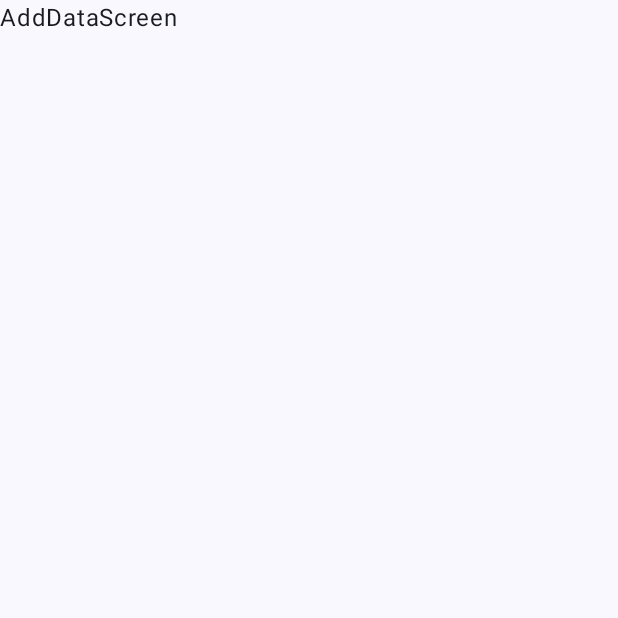
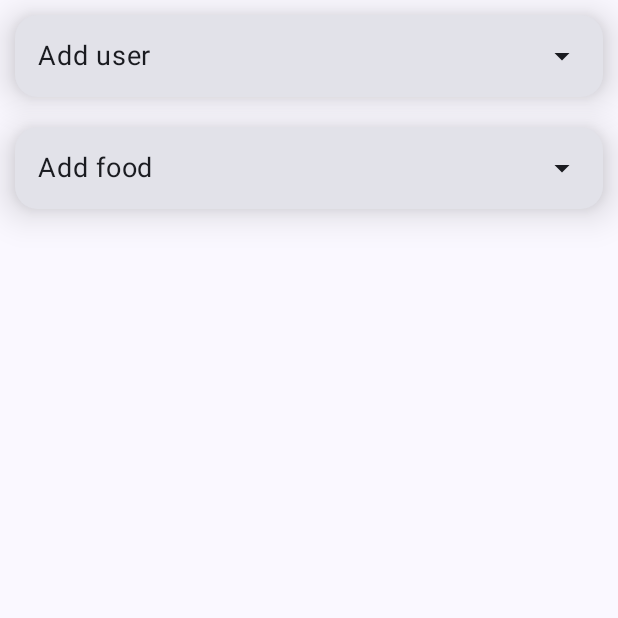
Before and after one commit to sali1290/AnikFood, an Android app built with Jetpack Compose: the AddDataScreen screen opened through its navigation route, on a phone screen of 412 x 824 dp, the top half of it. Before the commit the part shown is almost empty. Run offline under Robolectric (Android 15) with nearby library versions, the phone set to English and light mode, and no system bars; our stand-ins replace Dagger/Hilt's generated code.

Commit message:
Implement AddDataScreen

```diff
--- /dev/null
+++ b/app/src/main/java/com/sali/anikfood/app/component/AddDataCard.kt
@@ -0,0 +1,103 @@
+package com.sali.anikfood.app.component
+
+import androidx.compose.animation.AnimatedVisibility
+import androidx.compose.foundation.clickable
+import androidx.compose.foundation.layout.Arrangement
+import androidx.compose.foundation.layout.Box
+import androidx.compose.foundation.layout.Column
+import androidx.compose.foundation.layout.Row
+import androidx.compose.foundation.layout.Spacer
+import androidx.compose.foundation.layout.fillMaxWidth
+import androidx.compose.foundation.layout.height
+import androidx.compose.foundation.layout.padding
+import androidx.compose.foundation.shape.RoundedCornerShape
+import androidx.compose.material.icons.Icons
+import androidx.compose.material.icons.filled.ArrowDropDown
+import androidx.compose.material.icons.filled.KeyboardArrowUp
+import androidx.compose.material3.Button
+import androidx.compose.material3.Card
+import androidx.compose.material3.CardDefaults
+import androidx.compose.material3.Icon
+import androidx.compose.material3.OutlinedTextField
+import androidx.compose.material3.Text
+import androidx.compose.runtime.Composable
+import androidx.compose.runtime.getValue
+import androidx.compose.runtime.mutableStateOf
+import androidx.compose.runtime.remember
+import androidx.compose.runtime.setValue
+import androidx.compose.ui.Alignment
+import androidx.compose.ui.Modifier
+import androidx.compose.ui.res.stringResource
+import androidx.compose.ui.tooling.preview.Preview
+import androidx.compose.ui.unit.dp
+import androidx.compose.ui.unit.sp
+import com.sali.anikfood.R
+
+@Composable
+fun AddDataCard(
+    title: String,
+    hintText: String,
+    text: String,
+    onTextChange: (String) -> Unit,
+    onSaveClicked: () -> Unit
+) {
+    var isCardOpen by remember { mutableStateOf(false) }
+    Card(
+        modifier = Modifier
+            .fillMaxWidth()
+            .padding(10.dp),
+        shape = RoundedCornerShape(size = 15.dp),
+        elevation = CardDefaults.cardElevation(15.dp)
+    ) {
+
+        Row(
+            modifier = Modifier
+                .fillMaxWidth()
+                .clickable { isCardOpen = !isCardOpen }
+                .padding(15.dp),
+            verticalAlignment = Alignment.CenterVertically,
+            horizontalArrangement = Arrangement.SpaceBetween
+        ) {
+            Text(text = title, fontSize = 18.sp)
+            Icon(
+                imageVector = if (isCardOpen)
+                    Icons.Default.KeyboardArrowUp
+                else
+                    Icons.Default.ArrowDropDown,
+                contentDescription = stringResource(R.string.arrow_down_or_up_icon)
+            )
+        }
+
+        AnimatedVisibility(visible = isCardOpen) {
+            Column(
+                modifier = Modifier
+                    .fillMaxWidth()
+                    .padding(10.dp)
+            ) {
+                OutlinedTextField(
+                    value = text,
+                    onValueChange = onTextChange,
+                    placeholder = { Text(text = hintText) },
+                    modifier = Modifier.fillMaxWidth()
+                )
+                Spacer(modifier = Modifier.height(10.dp))
+                Box(
+                    modifier = Modifier.fillMaxWidth(),
+                    contentAlignment = Alignment.BottomEnd
+                ) {
+                    Button(onClick = onSaveClicked, enabled = text.isNotEmpty()) {
+                        Text(text = stringResource(R.string.save))
+                    }
+                }
+            }
+        }
+
+    }
+
+}
+
+@Preview(showBackground = true)
+@Composable
+fun AddDataCardPreview() {
+    AddDataCard("Add user", "Enter user name", "", {}) {}
+}
--- a/app/src/main/java/com/sali/anikfood/app/screen/AddDataScreen.kt
+++ b/app/src/main/java/com/sali/anikfood/app/screen/AddDataScreen.kt
@@ -1,18 +1,50 @@
 package com.sali.anikfood.app.screen
 
-import androidx.compose.foundation.layout.Box
+import androidx.compose.foundation.layout.Column
 import androidx.compose.foundation.layout.fillMaxSize
 import androidx.compose.foundation.layout.padding
 import androidx.compose.material3.Scaffold
-import androidx.compose.material3.Text
 import androidx.compose.runtime.Composable
+import androidx.compose.runtime.getValue
+import androidx.compose.runtime.mutableStateOf
+import androidx.compose.runtime.remember
+import androidx.compose.runtime.setValue
 import androidx.compose.ui.Modifier
+import androidx.compose.ui.res.stringResource
+import androidx.hilt.navigation.compose.hiltViewModel
+import com.sali.anikfood.R
+import com.sali.anikfood.app.component.AddDataCard
+import com.sali.anikfood.app.viewmodel.AddDataViewModel
 
 @Composable
-fun AddDataScreen() {
+fun AddDataScreen(addDataViewModel: AddDataViewModel = hiltViewModel()) {
     Scaffold(modifier = Modifier.fillMaxSize()) { innerPadding ->
-        Box(modifier = Modifier.padding(innerPadding)) {
-            Text(text = "AddDataScreen")
+
+        Column(
+            modifier = Modifier
+                .fillMaxSize()
+                .padding(innerPadding)
+        ) {
+            var userName by remember { mutableStateOf("") }
+            AddDataCard(
+                title = stringResource(R.string.add_user),
+                hintText = stringResource(R.string.enter_user_name),
+                text = userName,
+                onTextChange = { userName = it }
+            ) {
+                addDataViewModel.addUser(userName)
+            }
+
+            var foodName by remember { mutableStateOf("") }
+            AddDataCard(
+                title = stringResource(R.string.add_food),
+                hintText = stringResource(R.string.enter_food_name),
+                text = foodName,
+                onTextChange = { foodName = it }
+            ) {
+                addDataViewModel.addFood(foodName)
+            }
         }
+
     }
 }
--- a/app/src/main/res/values/strings.xml
+++ b/app/src/main/res/values/strings.xml
@@ -1,3 +1,9 @@
 <resources>
     <string name="app_name">AnikFood</string>
+    <string name="save">Save</string>
+    <string name="arrow_down_or_up_icon">arrow down or up icon</string>
+    <string name="add_food">Add food</string>
+    <string name="enter_food_name">Enter food name</string>
+    <string name="enter_user_name">Enter user name</string>
+    <string name="add_user">Add user</string>
 </resources>
```
